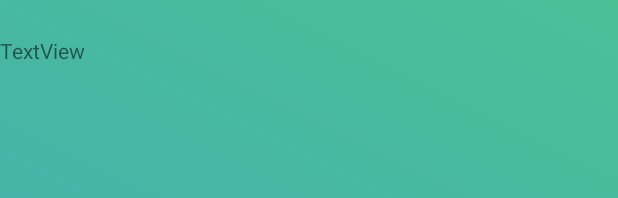
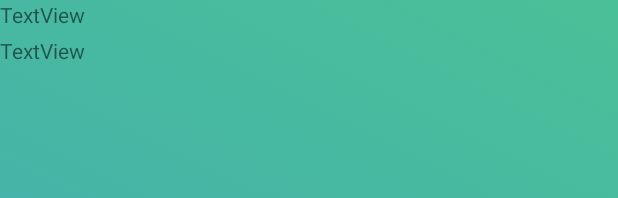
Before and after one commit to nickarad/android-nfc-feature, an Android app: the layout activity_display_message.xml on its own in the app's theme, with its tools: preview values and no code run, on a phone screen of 412 x 824 dp. Shown: the top 198 px of the screen. Run offline under Robolectric (Android 15) with nearby library versions, the phone set to English and light mode, and no system bars.

Commit message:
Fix Problem With Message

```diff
--- a/app/src/main/java/com/example/nikos/nfc/MainActivity.java
+++ b/app/src/main/java/com/example/nikos/nfc/MainActivity.java
@@ -59,16 +59,16 @@ public class MainActivity extends AppCompatActivity {
             if(tag == null){
                 textViewInfo.setText("tag == null");
             }else{
-                String tagInfo = "\n";
+                String tagInfo="";
 
 //                tagInfo += "\nTag Id: \n";
                 byte[] tagId = tag.getId();
 //                tagInfo += "length = " + tagId.length +"\n";
             //----------Display Tag ID --------------------
                 for(int i=0; i<tagId.length; i++){
-                    tagInfo += Integer.toHexString(tagId[i] & 0xFF) + " ";
+                    tagInfo += Integer.toHexString(tagId[i] & 0xFF);
                 }
-                tagInfo += "\n";
+//                tagInfo += "\n";
 
                 textViewInfo.setText(tagInfo);
 
--- a/app/src/main/res/layout/activity_display_message.xml
+++ b/app/src/main/res/layout/activity_display_message.xml
@@ -16,4 +16,12 @@
         app:layout_constraintTop_toTopOf="parent"
         tools:layout_editor_absoluteX="31dp" />
 
+    <TextView
+        android:id="@+id/textView"
+        android:layout_width="wrap_content"
+        android:layout_height="wrap_content"
+        android:text="TextView"
+        tools:layout_editor_absoluteX="31dp"
+        tools:layout_editor_absoluteY="82dp" />
+
 </android.support.constraint.ConstraintLayout>
```
Also changed, not shown: app/src/main/java/com/example/nikos/nfc/DisplayMessageActivity.java (+24 -4 lines).
